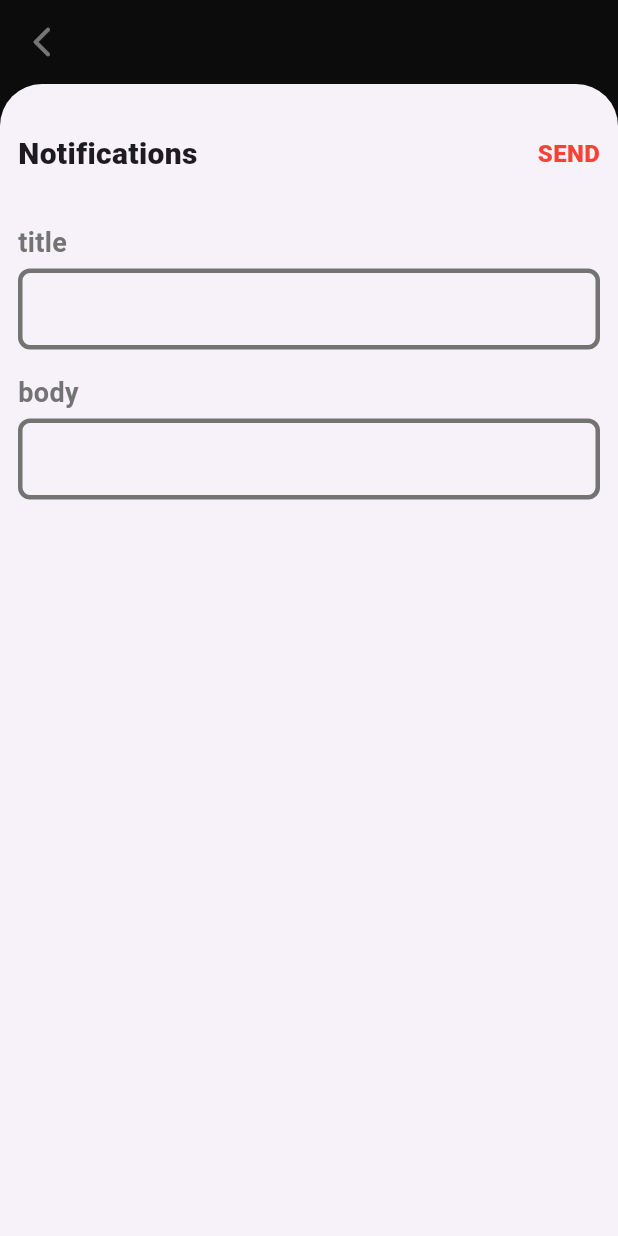
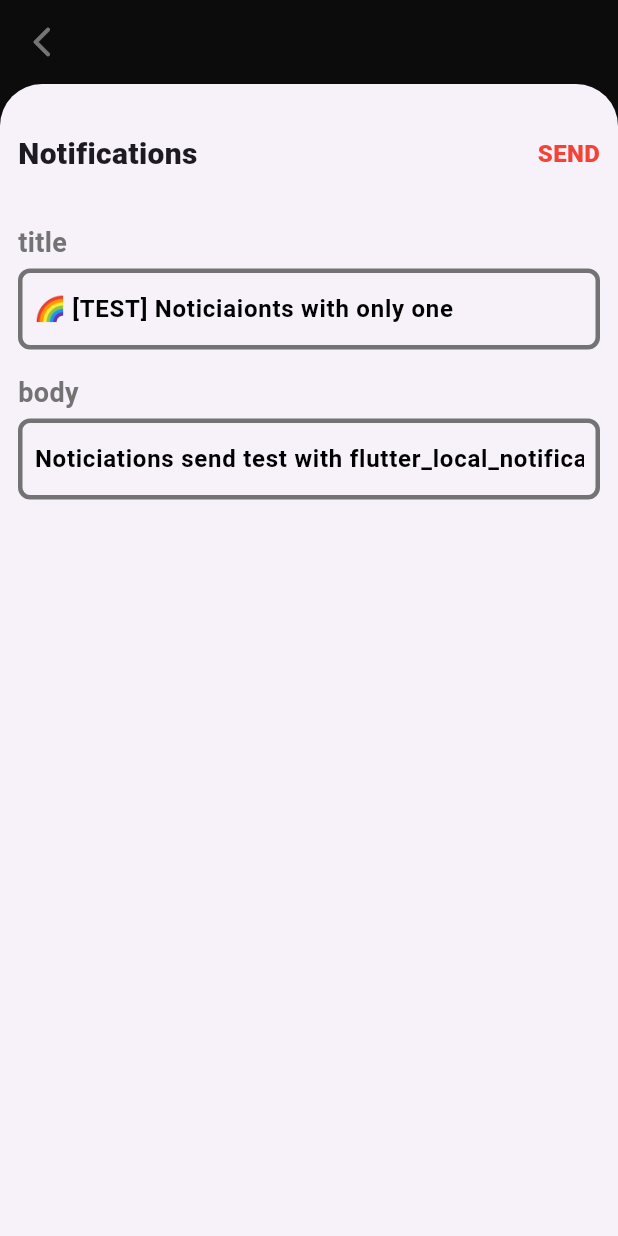
Before and after one commit to boglbbogl/flutter_local_notifications_sample, a Flutter app: the LocalPushPage screen opened directly, after a tap on the "add" icon, after a tap on "SEND", on a phone screen of 412 x 824 dp. Run offline on Flutter 3.47's test engine with Material 3 defaults, Android fonts, the phone set to English and light mode, and no system bars; our stand-ins replace flutter_local_notifications, permission_handler, timezone.

Commit message:
update flutter_local_notifications sample

```diff
--- a/lib/_sample/local_noticiations/local_push_page.dart
+++ b/lib/_sample/local_noticiations/local_push_page.dart
@@ -30,6 +30,7 @@ class _LocalPushPageState extends State<LocalPushPage> {
   void initState() {
     super.initState();
     tz.initializeTimeZones();
+    // tz.setLocalLocation(tz.getLocation("Asia/Seoul"));
     _initialization();
   }
 
@@ -142,6 +143,32 @@ class _LocalPushPageState extends State<LocalPushPage> {
         dateTimeComponents: DateTimeComponents.dateAndTime,
       );
     }
+    _setDate(DateTime.now());
+  }
+
+  tz.TZDateTime _setDate(DateTime date) {
+    Duration offSet = DateTime.now().timeZoneOffset;
+    DateTime local = date.add(-offSet);
+    return tz.TZDateTime(tz.local, local.year, local.month, local.day,
+        local.hour, local.minute, local.second);
+  }
+
+  tz.TZDateTime _setWeekDate() {
+    Duration offSet = DateTime.now().timeZoneOffset;
+    DateTime local = DateTime.now().add(-offSet);
+    DateTime start = local.subtract(Duration(days: local.weekday - 0));
+    DateTime weekDate = switch (intervalWeek.value) {
+      0 => start.add(const Duration(days: 1)),
+      1 => start.add(const Duration(days: 2)),
+      2 => start.add(const Duration(days: 3)),
+      3 => start.add(const Duration(days: 4)),
+      4 => start.add(const Duration(days: 5)),
+      5 => start.add(const Duration(days: 6)),
+      6 => start.add(const Duration(days: 0)),
+      _ => start,
+    };
+    return tz.TZDateTime(tz.local, weekDate.year, weekDate.month, weekDate.day,
+        weekDate.hour, weekDate.minute, weekDate.second);
   }
 
   @override
@@ -214,6 +241,12 @@ class _LocalPushPageState extends State<LocalPushPage> {
                           type: PushType.daily,
                           title: title,
                           body: body,
+                          date: _setDate(DateTime(
+                              DateTime.now().year,
+                              DateTime.now().month,
+                              DateTime.now().day,
+                              value.hour,
+                              value.minute)),
                           dateTimeComponents: DateTimeComponents.time,
                         ),
                       );
@@ -264,11 +297,24 @@ class _LocalPushPageState extends State<LocalPushPage> {
                           type: PushType.weekly,
                           title: title,
                           body: body,
+                          date: _setWeekDate(),
                           dateTimeComponents:
                               DateTimeComponents.dayOfWeekAndTime,
                         ),
                       );
                     }),
+                ContentWidget(
+                  type: PushType.montly,
+                  content: "Montly",
+                  children: const [],
+                  onTap: (String title, String body) => _zonedSchedule(
+                    type: PushType.montly,
+                    title: title,
+                    body: body,
+                    date: _setDate(DateTime.now()),
+                    dateTimeComponents: DateTimeComponents.dayOfMonthAndTime,
+                  ),
+                ),
               ],
             ),
           ],
--- a/lib/_sample/push_type.dart
+++ b/lib/_sample/push_type.dart
@@ -5,8 +5,9 @@ enum PushType {
     channelName: "onlyOne",
     channelDescription: "Test notifictions with only one",
     deeplink: "tyger://",
-    title: "",
-    body: "",
+    title: "🌈 [TEST] Noticiaionts with only one",
+    body:
+        "Noticiations send test with flutter_local_notifications ✨ \n(setting > notification)",
   ),
   period(
     id: 1,
@@ -14,8 +15,9 @@ enum PushType {
     channelName: "intervalPeriod",
     channelDescription: "Test notifictions with time interval period",
     deeplink: "tyger://",
-    title: "",
-    body: "",
+    title: "🔥 [TEST] Noticiaionts with only period",
+    body:
+        "Noticiations send test with flutter_local_notifications ✨ \n(setting > notification)",
   ),
   daily(
     id: 2,
@@ -23,8 +25,9 @@ enum PushType {
     channelName: "daily",
     channelDescription: "Test notifictions with daily",
     deeplink: "tyger://",
-    title: "",
-    body: "",
+    title: "💧 [TEST] Noticiaionts with only daily",
+    body:
+        "Noticiations send test with flutter_local_notifications ✨ \n(setting > notification)",
   ),
   weekly(
     id: 3,
@@ -32,8 +35,19 @@ enum PushType {
     channelName: "weekly",
     channelDescription: "Test notifictions with weekly",
     deeplink: "tyger://",
-    title: "",
-    body: "",
+    title: "💬 [TEST] Noticiaionts with only weekly",
+    body:
+        "Noticiations send test with flutter_local_notifications ✨ \n(setting > notification)",
+  ),
+  montly(
+    id: 4,
+    channelId: "montly",
+    channelName: "montly",
+    channelDescription: "Test noticiations with montly",
+    deeplink: "tyger://",
+    title: "📅 [TEST] Noticiaionts with only montly",
+    body:
+        "Noticiations send test with flutter_local_notifications ✨ \n(setting > notification)",
   );
 
   final int id;
```
